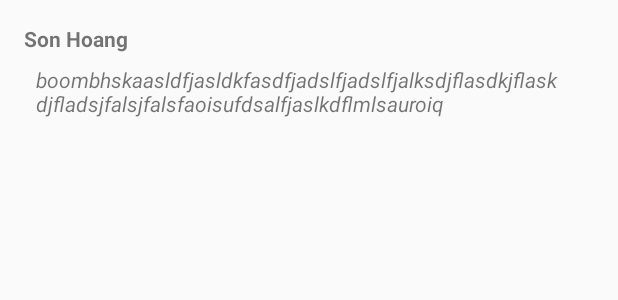
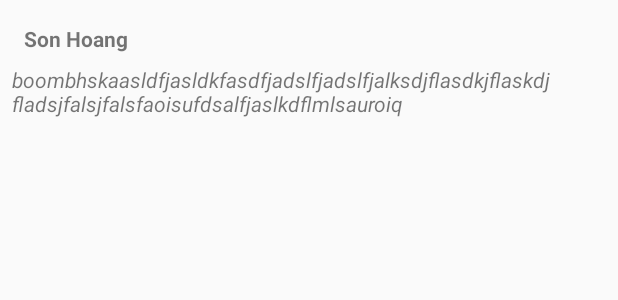
Before and after one commit to henrikhoang/FavoriteMovieStage2, an Android app: the layout reviews_items.xml on its own in the app's theme, with its tools: preview values and no code run, on a phone screen of 412 x 824 dp. Shown: the top 300 px of the screen. Run offline under Robolectric (Android 15) with nearby library versions, the phone set to English and light mode, and no system bars.

Commit message:
commit July 24

```diff
--- a/app/src/main/AndroidManifest.xml
+++ b/app/src/main/AndroidManifest.xml
@@ -36,8 +36,6 @@
             android:authorities="com.example.henrikhoang.projectmoviestage1"
             android:exported="false" />
 
-        <activity android:name=".OpenTrailerActivity"
-            android:parentActivityName=".DetailActivity"/>
 
     </application>
 
--- a/app/src/main/res/layout/reviews_items.xml
+++ b/app/src/main/res/layout/reviews_items.xml
@@ -1,14 +1,14 @@
 <?xml version="1.0" encoding="utf-8"?>
-<android.support.constraint.ConstraintLayout xmlns:android="http://schemas.android.com/apk/res/android"
+<LinearLayout xmlns:android="http://schemas.android.com/apk/res/android"
     xmlns:tools="http://schemas.android.com/tools"
     xmlns:app="http://schemas.android.com/apk/res-auto"
-    android:orientation="horizontal"
+    android:orientation="vertical"
     android:layout_width="match_parent"
-    android:layout_height="match_parent">
+    android:layout_height="wrap_content">
 
     <TextView
         android:id="@+id/tv_review_author"
-        android:layout_width="0dp"
+        android:layout_width="wrap_content"
         android:layout_height="wrap_content"
         tools:text="Son Hoang"
         app:layout_constraintTop_toTopOf="parent"
@@ -24,11 +24,11 @@
         android:layout_width="368dp"
         android:layout_height="wrap_content"
         android:paddingStart="8dp"
-        android:paddingEnd="8dp"
+        android:paddingEnd="0dp"
         tools:text="boombhskaasldfjasldkfasdfjadslfjadslfjalksdjflasdkjflaskdjfladsjfalsjfalsfaoisufdsalfjaslkdflmlsauroiq"
         app:layout_constraintLeft_toLeftOf="@+id/tv_review_author"
         android:layout_marginTop="8dp"
         app:layout_constraintTop_toBottomOf="@+id/tv_review_author"
         android:textStyle="italic"/>
 
-</android.support.constraint.ConstraintLayout>
+</LinearLayout>
--- a/app/src/main/res/values/ids.xml
+++ /dev/null
@@ -1,4 +0,0 @@
-<?xml version="1.0" encoding="utf-8"?>
-<resources>
-    <item name="tv_reviews_label" type="id">Reviews</item>
-</resources>
--- a/app/src/main/res/values/strings.xml
+++ b/app/src/main/res/values/strings.xml
@@ -24,5 +24,7 @@
     <string name="API_KEY">6712d9f6ddd870ad1a45854cde7e9e63</string>
     <string name="trailer_label">Trailers</string>
     <string name="tv_reviews_label">Reviews</string>
+    <string name="no_trailer">No Trailers Available</string>
+    <string name="no_reviews">No Reviews Available</string>
     //INSERT YOUR API KEY HERE
 </resources>
```
Also changed, not shown: app/src/main/java/com/example/henrikhoang/projectmoviestage1/DetailActivity.java (+14 -10 lines), app/src/main/java/com/example/henrikhoang/projectmoviestage1/OpenTrailerActivity.java (deleted, +0 -13 lines), app/src/main/java/com/example/henrikhoang/projectmoviestage1/adapter/ReviewAdapter.java (+7 -2 lines), app/src/main/java/com/example/henrikhoang/projectmoviestage1/adapter/TrailerAdapter.java (+7 -2 lines), app/src/main/res/layout/activity_details.xml (+24 -5 lines), app/src/main/res/layout/activity_open_trailer.xml (deleted, +0 -9 lines), 17 other files.
